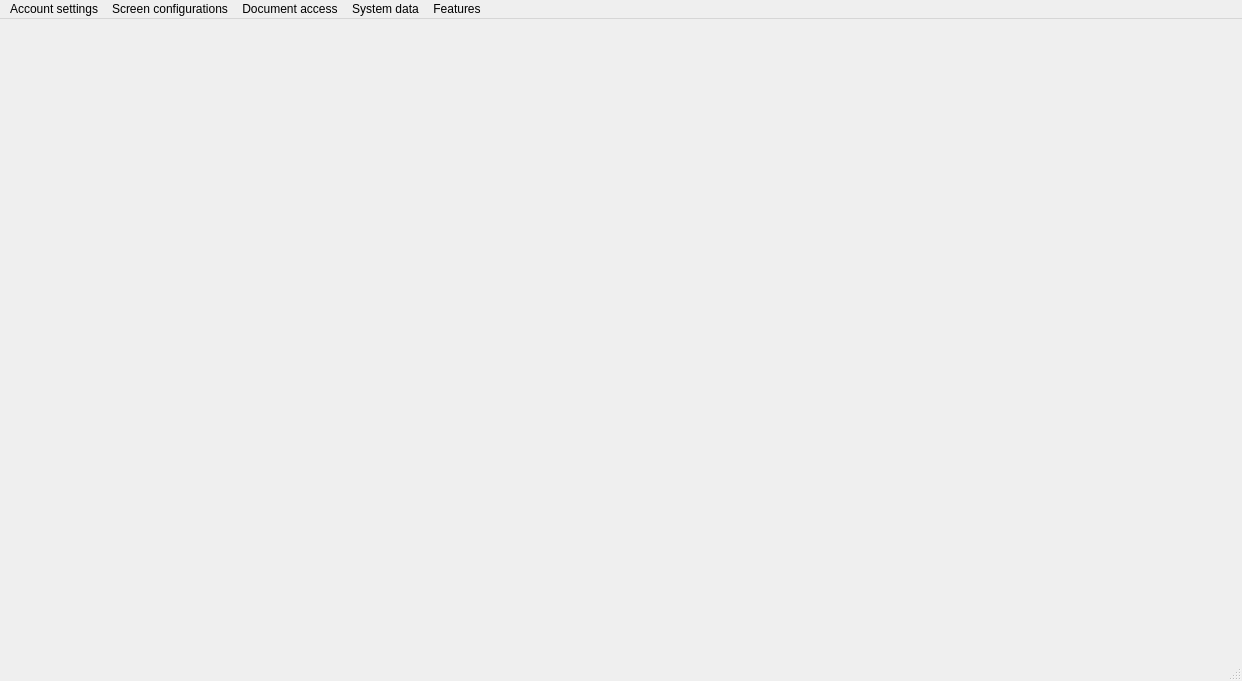
Rork96/QtProjects, file Builder/Builder/mainwindow.ui: the form before one commit.
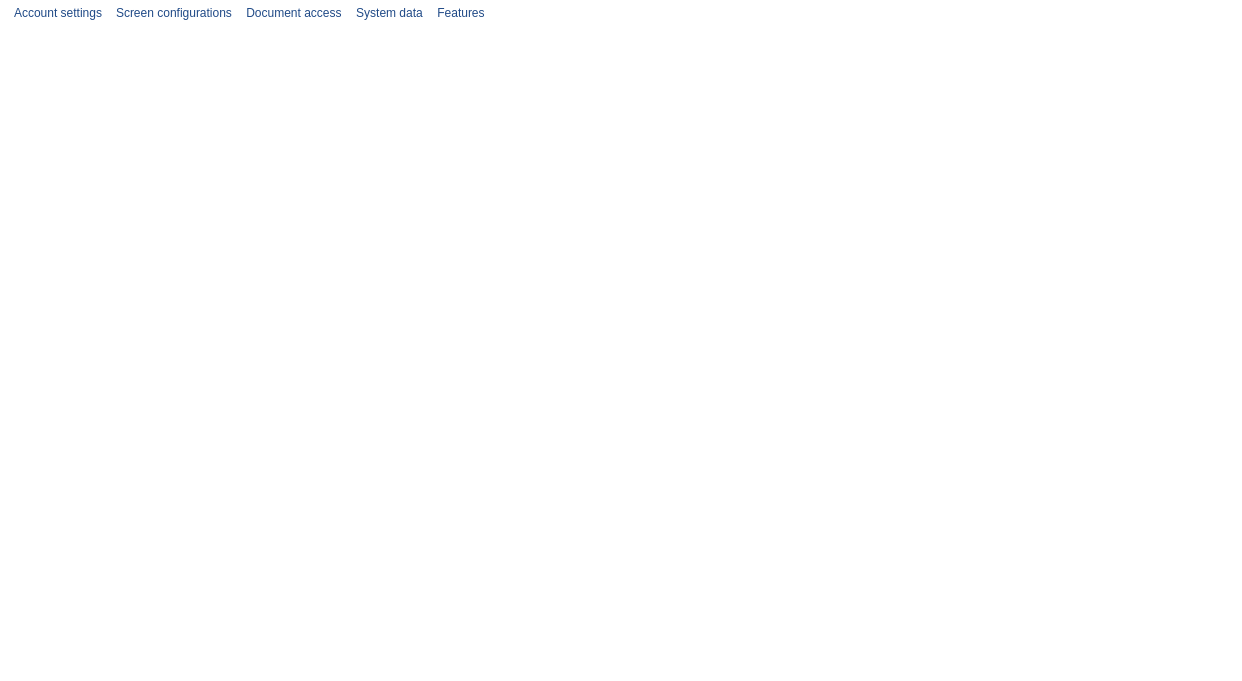
The form after the commit. Icons and pictures are not drawn.

```diff
--- a/Builder/Builder/mainwindow.ui
+++ b/Builder/Builder/mainwindow.ui
@@ -17,6 +17,20 @@
    <iconset resource="res.qrc">
     <normaloff>:/res/Builder.png</normaloff>:/res/Builder.png</iconset>
   </property>
+  <property name="styleSheet">
+   <string notr="true">QWidget {
+               color: rgb(32, 74, 135);
+	           font: 11pt &quot;MS Shell Dlg 2&quot;;
+			   background-color: rgb(255, 255, 255);
+              }
+QMenuBar {
+               color: rgb(32, 74, 135);
+               padding: 4px;
+               border-radius: 5px;
+               border-style: outset;
+	           font: 11pt &quot;MS Shell Dlg 2&quot;;
+              }</string>
+  </property>
   <widget class="QWidget" name="centralWidget">
    <layout class="QGridLayout" name="gridLayout">
     <property name="leftMargin">
@@ -47,7 +61,7 @@
      <x>0</x>
      <y>0</y>
      <width>1242</width>
-     <height>22</height>
+     <height>32</height>
     </rect>
    </property>
    <property name="contextMenuPolicy">
```
Left out of the diff: 3 changed lines with no effect on the pictures.
